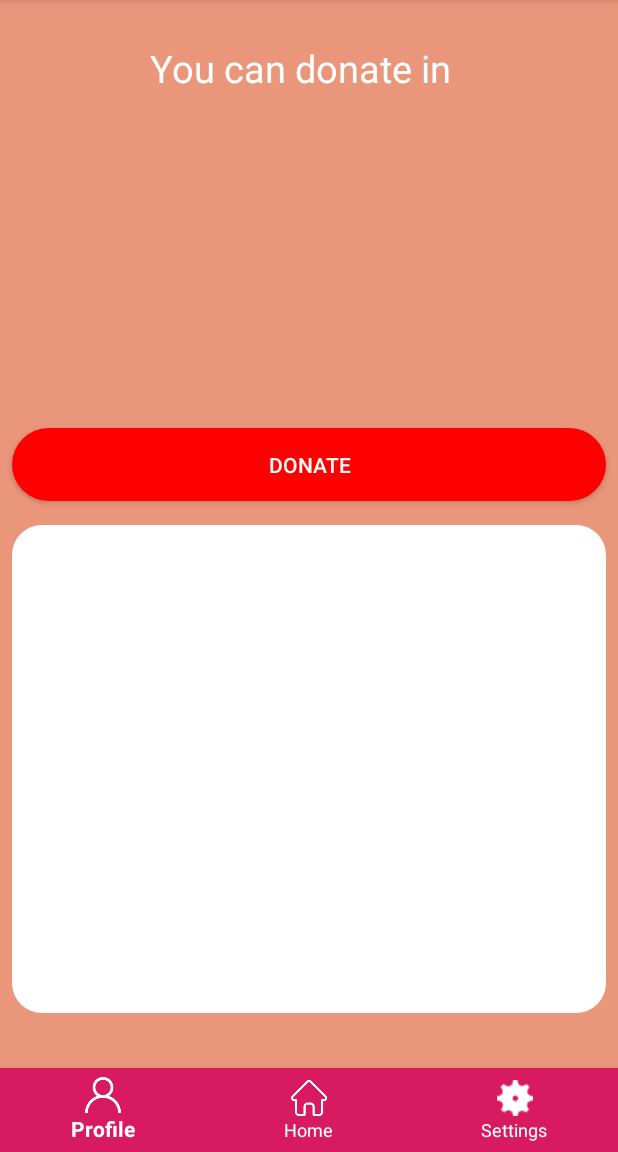
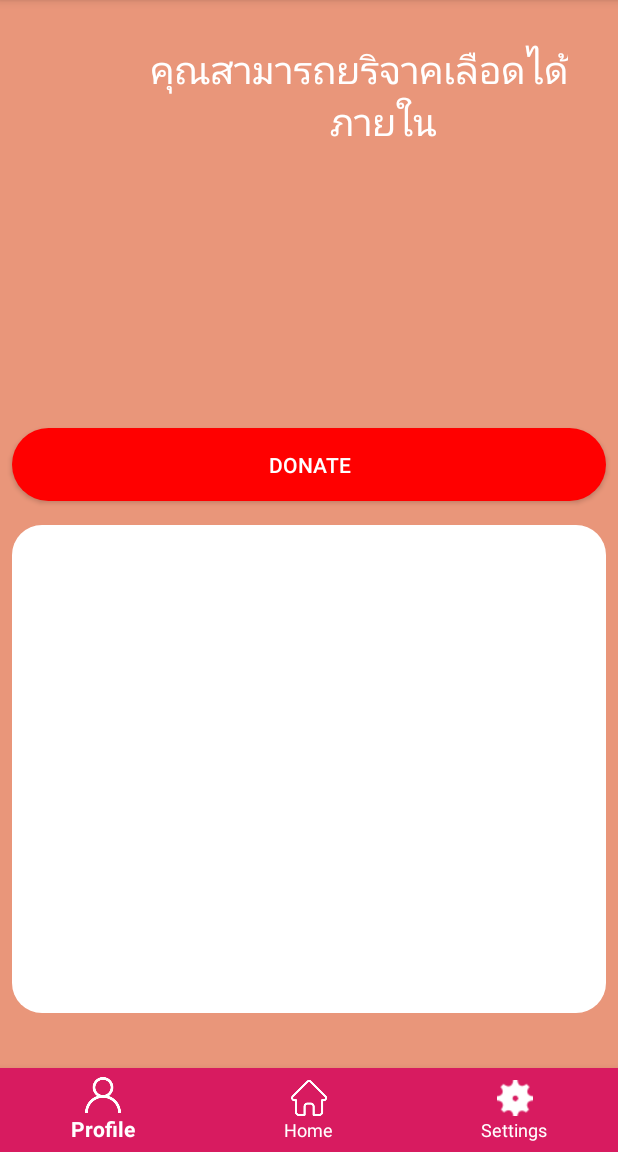
Before and after one commit to fourveel80/Blud4U, an Android app: the screen it shows after launch once a user with an empty profile is signed in (HomeActivity), on a phone screen of 412 x 824 dp, the part 84-1236 px from its top. Run offline under Robolectric (Android 15) with nearby library versions, the phone set to English and light mode, and no system bars; our stand-ins replace Firebase (no records; nobody signed in at launch, a user with empty details on screens opened directly).

Commit message:
update line 48 to Thai languae

```diff
--- a/app/src/main/res/layout/activity_home.xml
+++ b/app/src/main/res/layout/activity_home.xml
@@ -45,7 +45,7 @@
             android:layout_height="wrap_content"
             android:layout_marginLeft="100dp"
             android:layout_marginTop="28dp"
-            android:text="You can donate in"
+            android:text="คุณสามารถยริจาคเลือดได้\n                    ภายใน"
             android:textColor="@color/white"
             android:textSize="25dp">
         </TextView>
```
